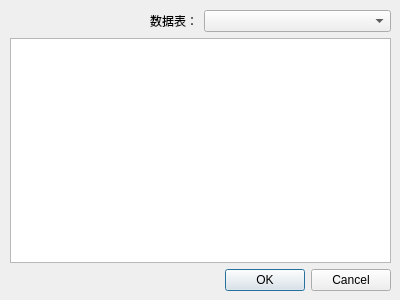
First picture: the form in ui/ImportSettingDialog.ui, repository ChenZebin9/python_pdm_2, before the edit.
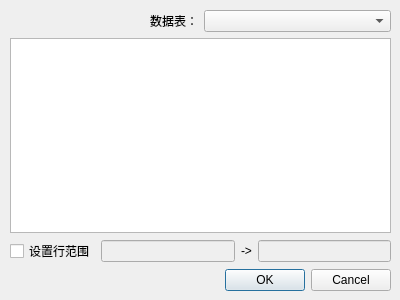
Second picture: the form after the edit.

What changed in the file:
```diff
--- a/ui/ImportSettingDialog.ui
+++ b/ui/ImportSettingDialog.ui
@@ -49,6 +49,38 @@
     <item>
      <widget class="QTableWidget" name="dataConfigTableWidget"/>
     </item>
+    <item>
+     <layout class="QHBoxLayout" name="h_box">
+      <item>
+       <widget class="QCheckBox" name="rowLimitCheckBox">
+        <property name="text">
+         <string>设置行范围</string>
+        </property>
+       </widget>
+      </item>
+      <item>
+       <widget class="QLineEdit" name="beginRowLineEdit">
+        <property name="enabled">
+         <bool>false</bool>
+        </property>
+       </widget>
+      </item>
+      <item>
+       <widget class="QLabel" name="label_2">
+        <property name="text">
+         <string>-&gt;</string>
+        </property>
+       </widget>
+      </item>
+      <item>
+       <widget class="QLineEdit" name="endLineEdit">
+        <property name="enabled">
+         <bool>false</bool>
+        </property>
+       </widget>
+      </item>
+     </layout>
+    </item>
     <item>
      <widget class="QDialogButtonBox" name="buttonBox">
       <property name="orientation">
```
